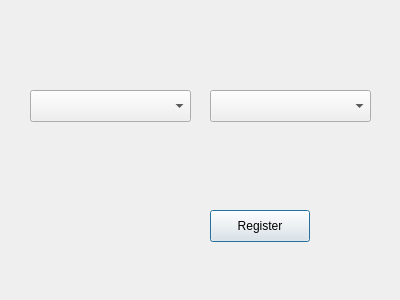
Above: registerdialog.ui from ahmedmgh67/coursetracking-cs2 before the change. Below: the same form after it.
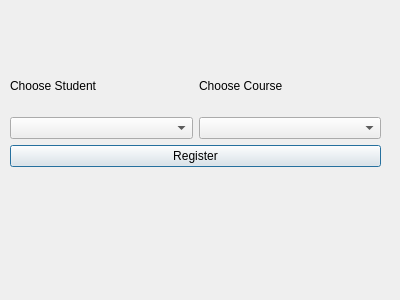
That is the form after the change.

Commit message: reports donw and register dialog styling

Diff of the .ui file:
```diff
--- a/registerdialog.ui
+++ b/registerdialog.ui
@@ -13,48 +13,57 @@
   <property name="windowTitle">
    <string>Dialog</string>
   </property>
-  <widget class="QComboBox" name="studentcombo">
+  <widget class="QWidget" name="">
    <property name="geometry">
     <rect>
-     <x>30</x>
-     <y>90</y>
-     <width>161</width>
-     <height>32</height>
+     <x>10</x>
+     <y>60</y>
+     <width>371</width>
+     <height>191</height>
     </rect>
    </property>
-  </widget>
-  <widget class="QComboBox" name="coursecombo">
-   <property name="geometry">
-    <rect>
-     <x>210</x>
-     <y>90</y>
-     <width>161</width>
-     <height>32</height>
-    </rect>
-   </property>
-  </widget>
+   <layout class="QVBoxLayout" name="verticalLayout_3">
+    <item>
+     <layout class="QHBoxLayout" name="horizontalLayout">
+      <item>
+       <layout class="QVBoxLayout" name="verticalLayout">
+        <item>
+         <widget class="QLabel" name="label">
+          <property name="text">
+           <string>Choose Student</string>
+          </property>
+         </widget>
+        </item>
+        <item>
+         <widget class="QComboBox" name="studentcombo"/>
+        </item>
+       </layout>
+      </item>
+      <item>
+       <layout class="QVBoxLayout" name="verticalLayout_2">
+        <item>
+         <widget class="QLabel" name="label_2">
+          <property name="text">
+           <string>Choose Course</string>
+          </property>
+         </widget>
+        </item>
+        <item>
+         <widget class="QComboBox" name="coursecombo"/>
+        </item>
+       </layout>
+      </item>
+     </layout>
+    </item>
+    <item>
   <widget class="QPushButton" name="registerButton">
-   <property name="geometry">
-    <rect>
-     <x>210</x>
-     <y>210</y>
-     <width>100</width>
-     <height>32</height>
-    </rect>
-   </property>
    <property name="text">
     <string>Register</string>
    </property>
   </widget>
+    </item>
+    <item>
   <widget class="QLabel" name="resultlabel">
-   <property name="geometry">
-    <rect>
-     <x>10</x>
-     <y>250</y>
-     <width>381</width>
-     <height>31</height>
-    </rect>
-   </property>
    <property name="font">
     <font>
      <pointsize>11</pointsize>
@@ -63,6 +72,9 @@
    <property name="text">
     <string/>
    </property>
+     </widget>
+    </item>
+   </layout>
   </widget>
  </widget>
  <resources/>
```
Left out of the diff: 2 changed lines with no effect on the pictures. Lines whose indentation alone changed are shown as unchanged. The commit also changes 4 other files.
